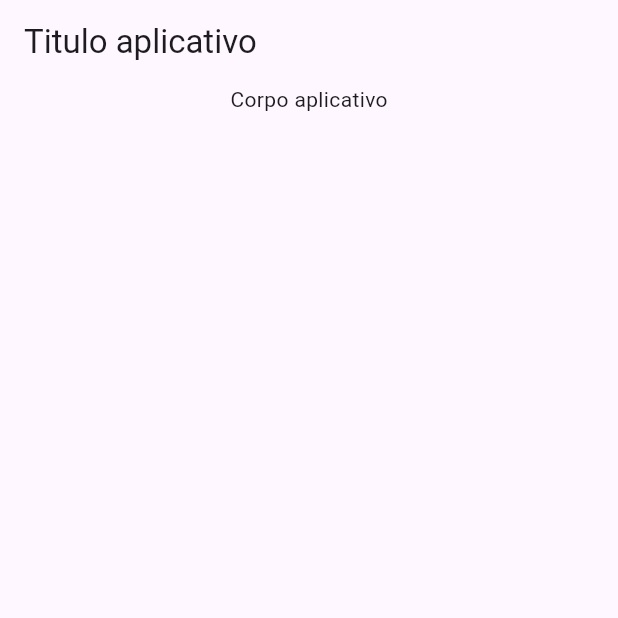
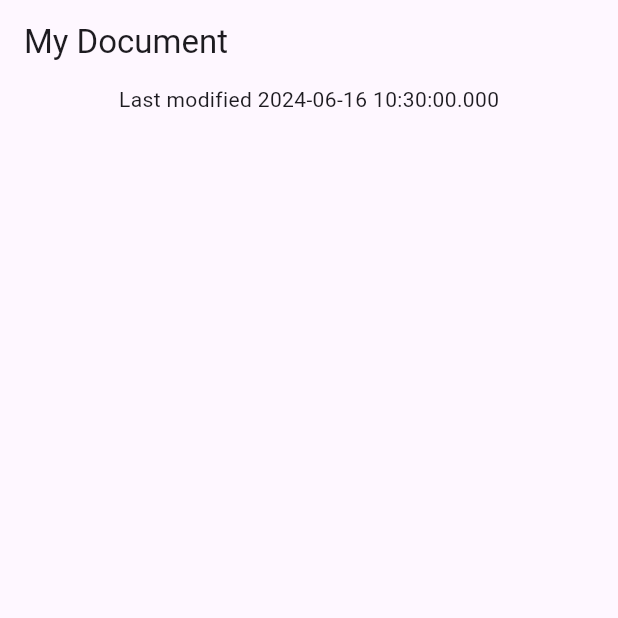
Before and after one commit to movingGreen/estudo_padroes_e_registros_Dart, a Flutter app: the screen it shows after launch, on a phone screen of 412 x 824 dp, the top half of it. Run offline on Flutter 3.47's test engine with Material 3 defaults, Android fonts, the phone set to English and light mode, and no system bars.

Commit message:
criar e retornar registros desestruturados

```diff
--- a/patterns_codelab/lib/data.dart
+++ b/patterns_codelab/lib/data.dart
@@ -3,6 +3,13 @@ import 'dart:convert';
 class Document {
   final Map<String, Object?> _json;
   Document() : _json = jsonDecode(documentJson);
+
+  (String, {DateTime modified}) getMetadata() {
+    var title = "My Document";
+    var now = DateTime.now();
+
+    return (title, modified: now);
+  }
 }
 
 const documentJson = '''
--- a/patterns_codelab/lib/main.dart
+++ b/patterns_codelab/lib/main.dart
@@ -29,14 +29,16 @@ class DocumentScreen extends StatelessWidget {
 
   @override
   Widget build(BuildContext context) {
+    var (title, :modified) = document.getMetadata();
+
     return Scaffold(
       appBar: AppBar(
-        title: const Text('Titulo aplicativo'),
+        title: Text(title),
       ),
       body: Column(
         children: [
           Center(
-            child: Text('Corpo aplicativo'),
+            child: Text('Last modified $modified'),
           ),
         ],
       ),
```
